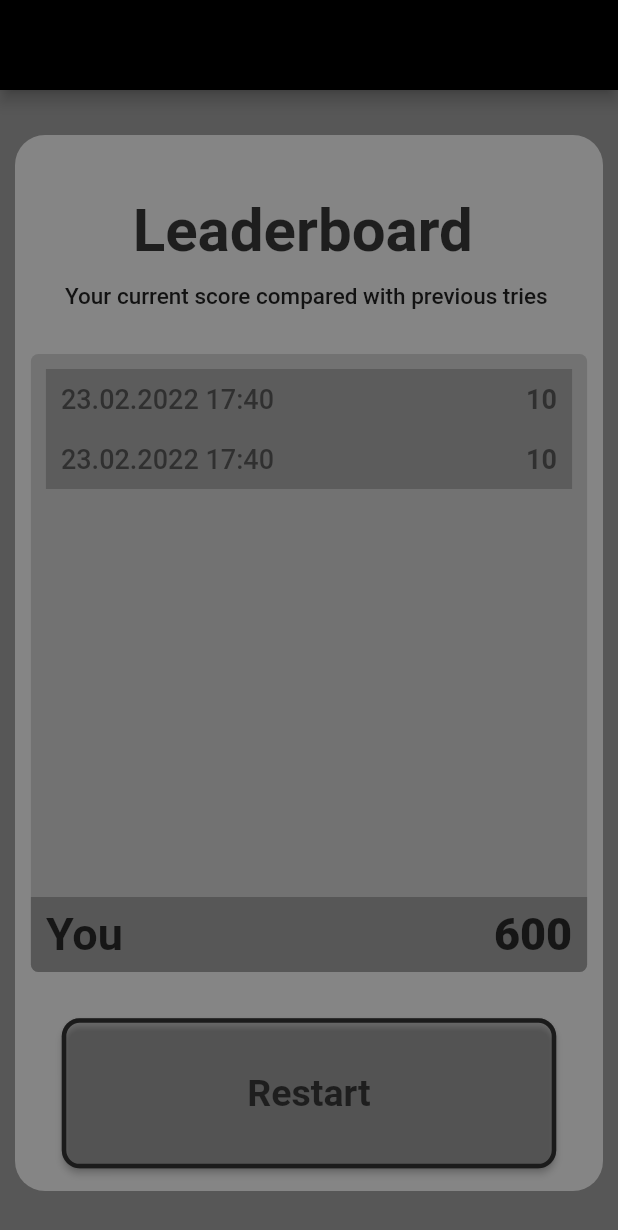
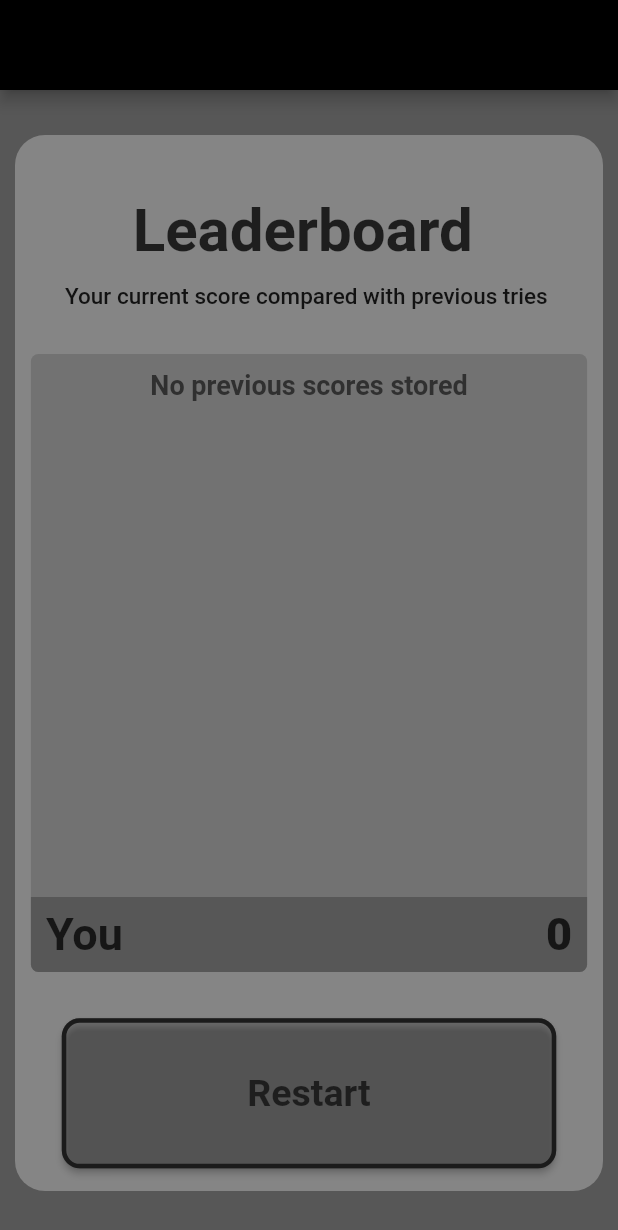
Before and after one commit to Simeon-byte/MerkApp, a Flutter app: the ScoreScreen screen opened directly with empty values, on a phone screen of 412 x 824 dp. Shown: the top 1230 px of the screen. Run offline on Flutter 3.47's test engine with Material 2 defaults, Android fonts, the light colour scheme and no system bars; our stand-ins replace localstorage; Roboto replaces fonts that are missing (Poppins).

Commit message:
added scoreboard storage
!bug: same minute scores get overwritten

```diff
--- a/lib/HomePage.dart
+++ b/lib/HomePage.dart
@@ -39,13 +39,15 @@ class MyHomePageState extends State<MyHomePage> {
     if (!started || isFlashing == true) return;
     if (index == sequence[sequenceIndex]) {
       // Answer is right
+      setState(() {
+        score++;
+      });
 
       if (sequenceIndex + 1 == sequence.length) {
         setState(() {
           isFlashing = true;
           sequence = generateSequence(sequence.length + 1);
           sequenceIndex = 0;
-          score++;
         });
         print(sequence);
         widget._buttonKey.currentState?.flashButtons(sequence);
--- a/lib/leaderboard.dart
+++ b/lib/leaderboard.dart
@@ -1,9 +1,67 @@
+import 'dart:convert';
+import 'package:intl/intl.dart';
 import 'package:flutter/material.dart';
 import 'package:merkapp/theme.dart';
 import 'package:merkapp/leaderboardElement.dart';
+import 'package:localstorage/localstorage.dart';
 
-class Leaderboard extends StatelessWidget {
-  const Leaderboard({Key? key}) : super(key: key);
+class Leaderboard extends StatefulWidget {
+  Leaderboard({Key? key, required this.score}) : super(key: key);
+
+  final int score;
+  final LocalStorage storage = LocalStorage('AppStorage');
+
+  Map<String, int>? getScoresFromLocalStorage() {
+    String? scoresJSON = storage.getItem('scores');
+    if (scoresJSON == null) {
+      print("empty");
+      return null;
+    }
+    return Map<String, int>.from(json.decode(scoresJSON));
+  }
+
+  void addScoreToLocalStorage(int score) {
+    Map<String, int>? info = getScoresFromLocalStorage();
+
+    DateTime now = DateTime.now();
+    String time = DateFormat.d().format(now) +
+        '.' +
+        DateFormat.M().format(now) +
+        '.' +
+        DateFormat.y().format(now) +
+        ' ' +
+        DateFormat.H().format(now) +
+        ':' +
+        DateFormat.m().format(now);
+
+    print(time);
+
+    if (info != null && info.isNotEmpty) {
+      info.putIfAbsent(time, () => score);
+      storage.setItem('scores', json.encode(info));
+    } else {
+      storage.setItem(
+          'scores',
+          json.encode(<String, int>{
+            time: score,
+          }));
+    }
+  }
+
+  @override
+  State<Leaderboard> createState() => _LeaderboardState();
+}
+
+class _LeaderboardState extends State<Leaderboard> {
+  Map<String, int> prevScores = {};
+  @override
+  void initState() {
+    setState(() {
+      prevScores = widget.getScoresFromLocalStorage() ?? {};
+    });
+    widget.addScoreToLocalStorage(widget.score);
+    super.initState();
+  }
 
   @override
   Widget build(BuildContext context) {
@@ -31,9 +89,29 @@ class Leaderboard extends StatelessWidget {
                     child: SingleChildScrollView(
                       child: Column(
                         mainAxisSize: MainAxisSize.max,
-                        children: [
-                          LeaderBoardElement(),
-                          LeaderBoardElement(),
+                        children: <Widget>[
+                          // prevScores != null ? prevScores.forEach((key, value) => LeaderBoardElement()) : LeaderBoardElement();
+
+                          ...prevScores.entries.map((entry) {
+                            return LeaderBoardElement(
+                                time: entry.key, score: entry.value);
+                          }),
+
+                          if (prevScores.isEmpty)
+                            Text(
+                              "No previous scores stored",
+                              style: ColorTheme.bodyTextBoldSmall,
+                            ),
+                          // ElevatedButton(
+                          //     onPressed: () =>
+                          //         {print(widget.getScoresFromLocalStorage())},
+                          //     child: const Text("get")),
+                          // ElevatedButton(
+                          //     onPressed: () => setState(() {
+                          //           widget.storage.clear();
+                          //           prevScores = {};
+                          //         }),
+                          //     child: const Text("clear"))
                         ],
                       ),
                     ),
@@ -56,7 +134,8 @@ class Leaderboard extends StatelessWidget {
                       mainAxisAlignment: MainAxisAlignment.spaceBetween,
                       children: [
                         Text('You', style: ColorTheme.bodyTextBold),
-                        Text('600', style: ColorTheme.bodyTextVeryBold),
+                        Text(widget.score.toString(),
+                            style: ColorTheme.bodyTextVeryBold),
                       ],
                     ),
                   ),
--- a/lib/leaderboardElement.dart
+++ b/lib/leaderboardElement.dart
@@ -2,7 +2,11 @@ import 'package:flutter/material.dart';
 import 'package:merkapp/theme.dart';
 
 class LeaderBoardElement extends StatelessWidget {
-  const LeaderBoardElement({Key? key}) : super(key: key);
+  const LeaderBoardElement({Key? key, required this.time, required this.score})
+      : super(key: key);
+
+  final String time;
+  final int score;
 
   @override
   Widget build(BuildContext context) {
@@ -19,10 +23,10 @@ class LeaderBoardElement extends StatelessWidget {
           mainAxisAlignment: MainAxisAlignment.spaceBetween,
           children: [
             Text(
-              '23.02.2022 17:40',
+              time,
               style: ColorTheme.bodyTextMedium,
             ),
-            Text('10', style: ColorTheme.bodyTextBoldSmall),
+            Text(score.toString(), style: ColorTheme.bodyTextBoldSmall),
           ],
         ),
       ),
--- a/lib/main.dart
+++ b/lib/main.dart
@@ -4,6 +4,8 @@ import 'package:merkapp/HomePage.dart';
 void main() {
   runApp(const MyApp());
 }
+
+// java -jar .\bundletool-all-1.8.2.jar install-apks --apks=app-release.apk
 
 class MyApp extends StatefulWidget {
   const MyApp({Key? key}) : super(key: key);
--- a/lib/scoreScreen.dart
+++ b/lib/scoreScreen.dart
@@ -142,9 +142,9 @@ class ScoreScreen extends StatelessWidget {
                     ),
                   ),
                 ),
-                const Align(
-                  alignment: AlignmentDirectional(0, 0),
-                  child: Leaderboard(), //buttons,
+                Align(
+                  alignment: const AlignmentDirectional(0, 0),
+                  child: Leaderboard(score: score), //buttons,
                 ),
               ],
             ),
--- a/pubspec.yaml
+++ b/pubspec.yaml
@@ -27,6 +27,8 @@ environment:
 # the latest version available on pub.dev. To see which dependencies have newer
 # versions available, run `flutter pub outdated`.
 dependencies:
+  localstorage: ^4.0.0+1
+  intl: ^0.17.0
   flutter:
     sdk: flutter
 
```
Also changed, not shown: pubspec.lock, 17 other files.
